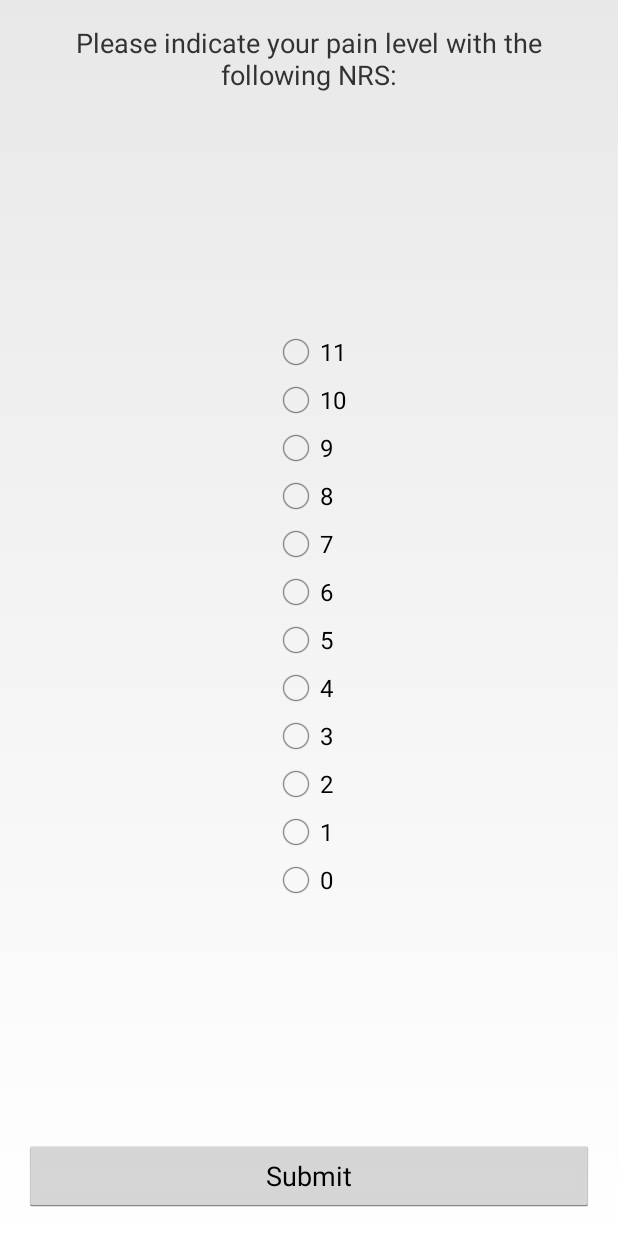
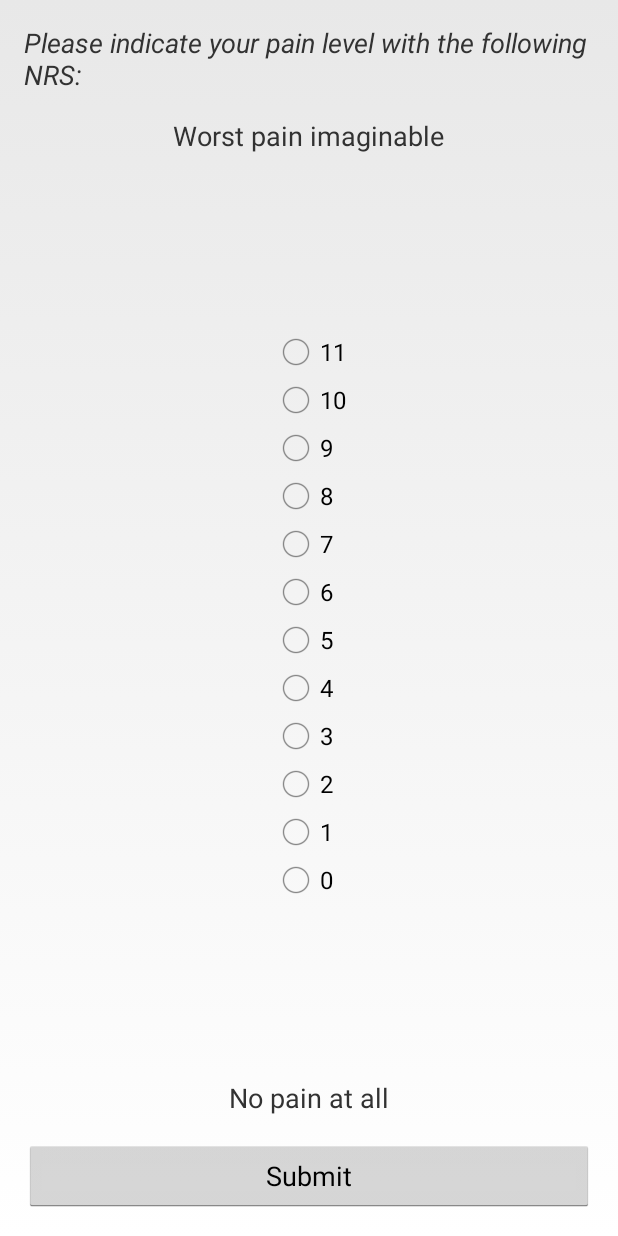
Before and after one commit to philadams-zz/Meter, an Android app: the NRS screen opened directly, with no data from a screen before it, on a phone screen of 412 x 824 dp. Run offline under Robolectric (Android 15) with nearby library versions, the phone set to English and light mode, and no system bars.

Commit message:
NRS should have descriptive anchors too

```diff
--- a/app/src/main/res/layout/activity_nrs.xml
+++ b/app/src/main/res/layout/activity_nrs.xml
@@ -14,8 +14,15 @@
       android:layout_width="match_parent"
       android:layout_height="wrap_content"
       android:layout_gravity="top"
-      android:gravity="center_horizontal"
+      android:textStyle="italic"
       android:text="@string/nrs_prompt"/>
+
+  <TextView
+      android:text="@string/vas_anchor_high"
+      android:layout_width="wrap_content"
+      android:layout_height="wrap_content"
+      android:layout_gravity="center"
+      android:layout_marginTop="@dimen/activity_horizontal_margin"/>
 
   <RelativeLayout
       android:layout_width="fill_parent"
@@ -93,6 +100,13 @@
 
   </RelativeLayout>
 
+  <TextView
+      android:text="@string/vas_anchor_low"
+      android:layout_width="wrap_content"
+      android:layout_height="wrap_content"
+      android:layout_gravity="center"
+      android:layout_marginBottom="@dimen/activity_horizontal_margin"/>
+
   <Button
       android:id="@+id/nrs_button_submit"
       android:text="@string/button_submit_response"
```
